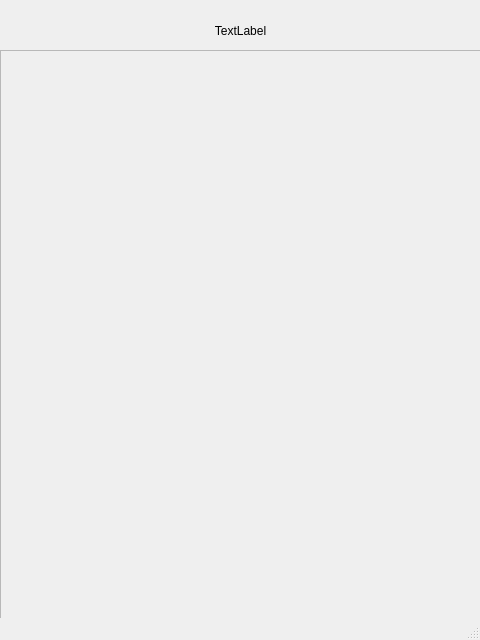
putrequest/PUTcyberCONF-CTF_QA, file CTF_QA_gui.ui: the form before one commit.
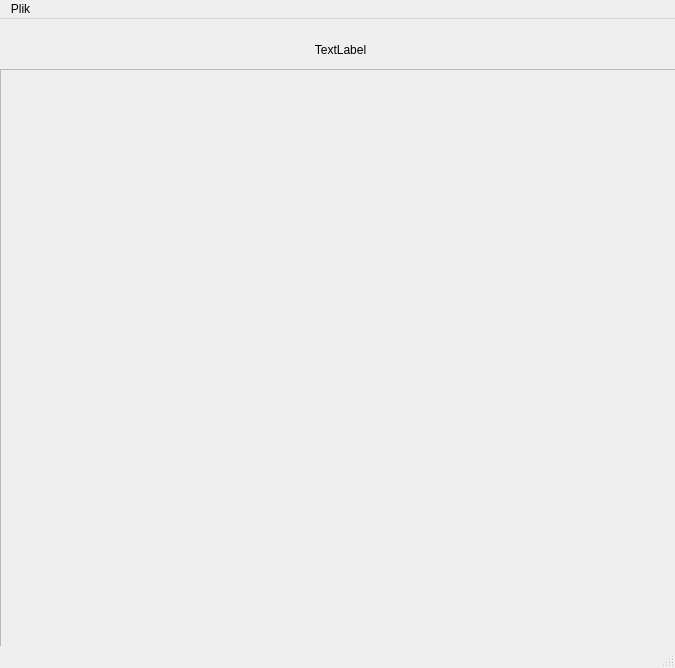
The form after the commit.

Patch:
```diff
--- a/CTF_QA_gui.ui
+++ b/CTF_QA_gui.ui
@@ -6,8 +6,8 @@
    <rect>
     <x>0</x>
     <y>0</y>
-    <width>480</width>
-    <height>640</height>
+    <width>675</width>
+    <height>668</height>
    </rect>
   </property>
   <property name="windowTitle">
@@ -19,8 +19,8 @@
      <rect>
       <x>0</x>
       <y>50</y>
-      <width>481</width>
-      <height>571</height>
+      <width>681</width>
+      <height>601</height>
      </rect>
     </property>
     <property name="widgetResizable">
@@ -31,8 +31,8 @@
       <rect>
        <x>0</x>
        <y>0</y>
-       <width>479</width>
-       <height>569</height>
+       <width>679</width>
+       <height>599</height>
       </rect>
      </property>
     </widget>
@@ -40,9 +40,9 @@
    <widget class="QLabel" name="title">
     <property name="geometry">
      <rect>
-      <x>60</x>
+      <x>100</x>
       <y>10</y>
-      <width>361</width>
+      <width>481</width>
       <height>41</height>
      </rect>
     </property>
@@ -54,17 +54,29 @@
     </property>
    </widget>
   </widget>
-  <widget class="QMenuBar" name="menubar">
+  <widget class="QStatusBar" name="statusbar"/>
+  <widget class="QMenuBar" name="menuBar">
    <property name="geometry">
     <rect>
      <x>0</x>
      <y>0</y>
-     <width>480</width>
+     <width>675</width>
      <height>21</height>
     </rect>
    </property>
+   <widget class="QMenu" name="menuPlik">
+    <property name="title">
+     <string>Plik</string>
+    </property>
+    <addaction name="action_reset_progress"/>
+   </widget>
+   <addaction name="menuPlik"/>
   </widget>
-  <widget class="QStatusBar" name="statusbar"/>
+  <action name="action_reset_progress">
+   <property name="text">
+    <string>Zresetuj postęp</string>
+   </property>
+  </action>
  </widget>
  <resources/>
  <connections/>
```
